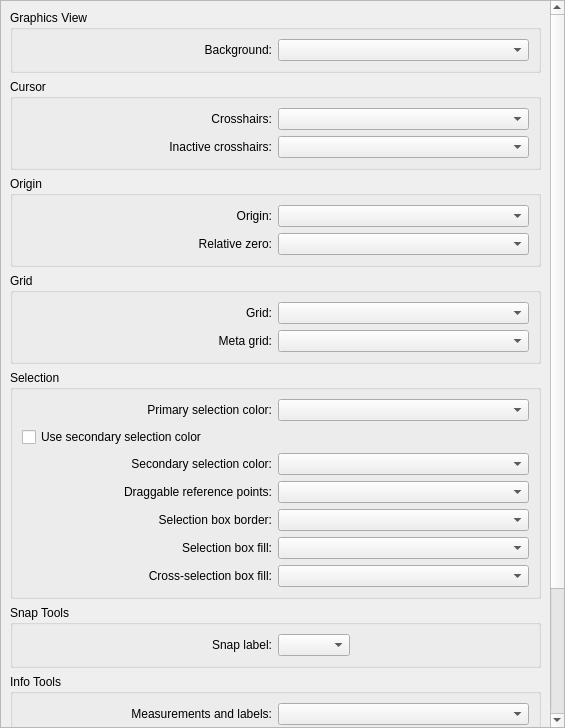
qcad/qcad, file scripts/Edit/AppPreferences/GraphicsViewPreferences/ColorPreferences/PreferencesPage.ui: the form before one commit.
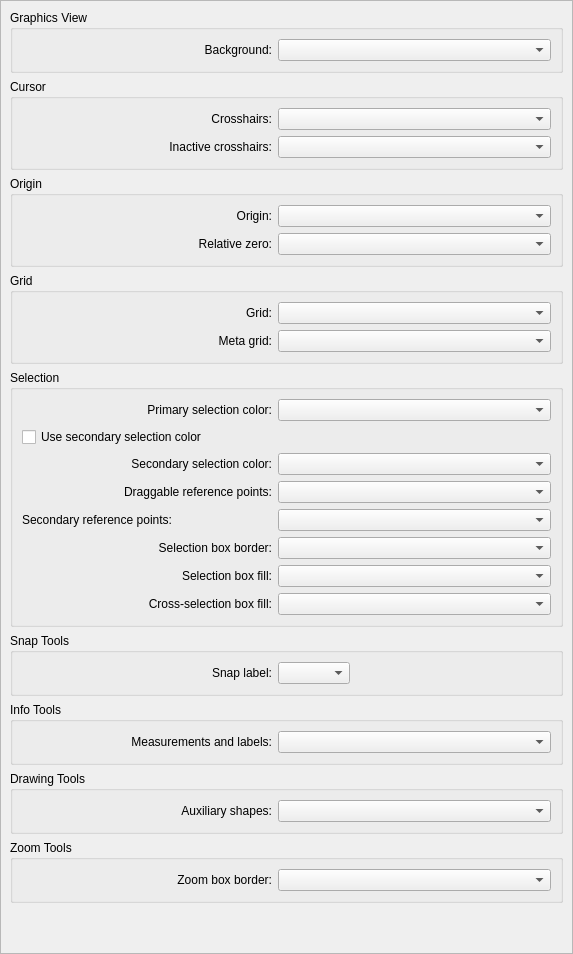
The form after the commit. Custom widgets are drawn as their Qt base class.

Commit message: add preference for secondary reference point color

Patch:
```diff
--- a/scripts/Edit/AppPreferences/GraphicsViewPreferences/ColorPreferences/PreferencesPage.ui
+++ b/scripts/Edit/AppPreferences/GraphicsViewPreferences/ColorPreferences/PreferencesPage.ui
@@ -6,8 +6,8 @@
    <rect>
     <x>0</x>
     <y>0</y>
-    <width>565</width>
-    <height>728</height>
+    <width>573</width>
+    <height>954</height>
    </rect>
   </property>
   <property name="windowTitle">
@@ -20,9 +20,9 @@
    <property name="geometry">
     <rect>
      <x>0</x>
-     <y>-185</y>
-     <width>548</width>
-     <height>911</height>
+     <y>0</y>
+     <width>556</width>
+     <height>1011</height>
     </rect>
    </property>
    <layout class="QVBoxLayout" name="verticalLayout">
@@ -445,6 +445,33 @@
         </widget>
        </item>
        <item row="4" column="0">
+        <widget class="QLabel" name="label_15">
+         <property name="text">
+          <string>Secondary reference points:</string>
+         </property>
+        </widget>
+       </item>
+       <item row="4" column="1">
+        <widget class="RColorCombo" name="ReferencePointColor_2">
+         <property name="onlyFixed" stdset="0">
+          <bool>true</bool>
+         </property>
+         <property name="showAlphaChannel" stdset="0">
+          <bool>true</bool>
+         </property>
+         <property name="color" stdset="0">
+          <color>
+           <red>0</red>
+           <green>0</green>
+           <blue>172</blue>
+          </color>
+         </property>
+         <property name="blackWhite" stdset="0">
+          <bool>false</bool>
+         </property>
+        </widget>
+       </item>
+       <item row="5" column="0">
         <widget class="QLabel" name="label_8">
          <property name="minimumSize">
           <size>
@@ -460,7 +487,7 @@
          </property>
         </widget>
        </item>
-       <item row="4" column="1">
+       <item row="5" column="1">
         <widget class="RColorCombo" name="SelectionBoxColor">
          <property name="onlyFixed" stdset="0">
           <bool>true</bool>
@@ -480,7 +507,7 @@
          </property>
         </widget>
        </item>
-       <item row="5" column="0">
+       <item row="6" column="0">
         <widget class="QLabel" name="label_9">
          <property name="minimumSize">
           <size>
@@ -496,7 +523,7 @@
          </property>
         </widget>
        </item>
-       <item row="5" column="1">
+       <item row="6" column="1">
         <widget class="RColorCombo" name="SelectionBoxBackgroundColor">
          <property name="onlyFixed" stdset="0">
           <bool>true</bool>
@@ -516,7 +543,7 @@
          </property>
         </widget>
        </item>
-       <item row="6" column="0">
+       <item row="7" column="0">
         <widget class="QLabel" name="label_12">
          <property name="minimumSize">
           <size>
@@ -532,7 +559,7 @@
          </property>
         </widget>
        </item>
-       <item row="6" column="1">
+       <item row="7" column="1">
         <widget class="RColorCombo" name="SelectionBoxBackgroundCrossColor">
          <property name="onlyFixed" stdset="0">
           <bool>true</bool>
```
Left out of the diff: 4 changed lines with no effect on the pictures.
